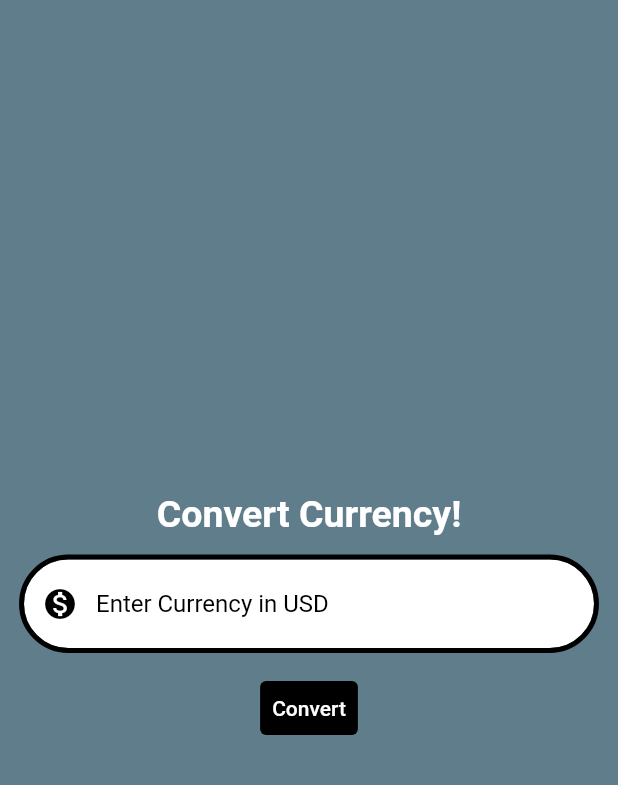
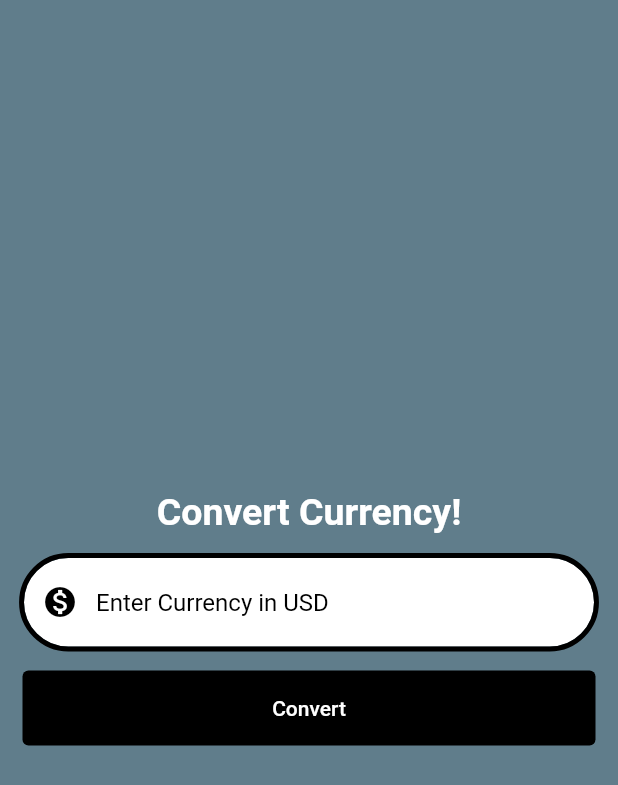
Before and after one commit to sxmbaka/currency_converter, a Flutter app: the screen it shows after launch, on a phone screen of 412 x 824 dp. Shown: the top 785 px of the screen. Run offline on Flutter 3.47's test engine with Material 2 defaults, Android fonts, the phone set to English and light mode, and no system bars.

Commit message:
update currency_converter_material_page.dart

```diff
--- a/lib/currency_converter_material_page.dart
+++ b/lib/currency_converter_material_page.dart
@@ -24,17 +24,15 @@ class CurrencyConverterMaterialPage extends StatelessWidget {
           child: Column(
             mainAxisAlignment: MainAxisAlignment.center,
             children: [
-              Container(
               // color: Colors.yellowAccent,
               // height: 200,
               // width: 300,
-                child: const Text(
+              const Text(
                 'Convert Currency!',
                 style: TextStyle(
                   color: Color.fromARGB(255, 255, 255, 255),
                   fontSize: 25,
                   fontWeight: FontWeight.bold,
-                  ),
                 ),
               ),
               Container(
@@ -60,7 +58,9 @@ class CurrencyConverterMaterialPage extends StatelessWidget {
                   keyboardType: TextInputType.numberWithOptions(decimal: true),
                 ),
               ),
-              TextButton(
+              Padding(
+                padding: const EdgeInsets.symmetric(horizontal: 15),
+                child: TextButton(
                   onPressed: () {
                     if (kDebugMode) {
                       debugPrint('Convert button pressed!');
@@ -69,9 +69,11 @@ class CurrencyConverterMaterialPage extends StatelessWidget {
                   style: const ButtonStyle(
                       backgroundColor: MaterialStatePropertyAll(Colors.black),
                       foregroundColor: MaterialStatePropertyAll(Colors.white),
-                ),
+                      minimumSize:
+                          MaterialStatePropertyAll(Size(double.infinity, 50))),
                   child: const Text(
                     'Convert',
+                  ),
                 ),
               ),
             ],
```
Lines whose indentation alone changed are shown as unchanged.
